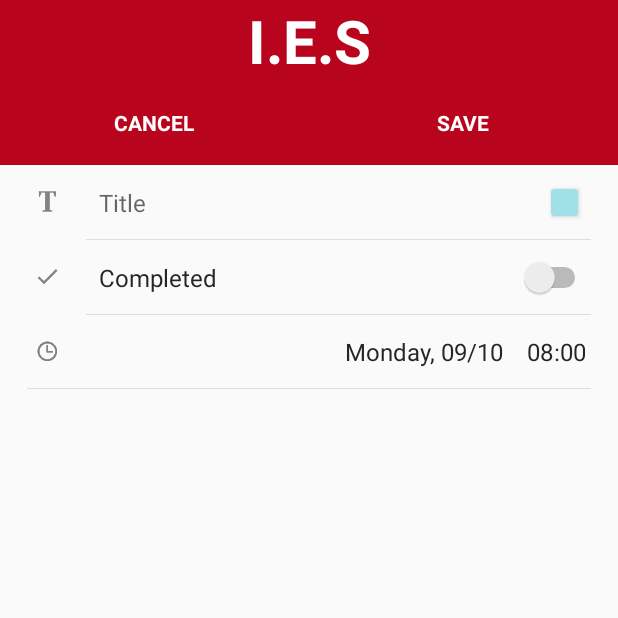
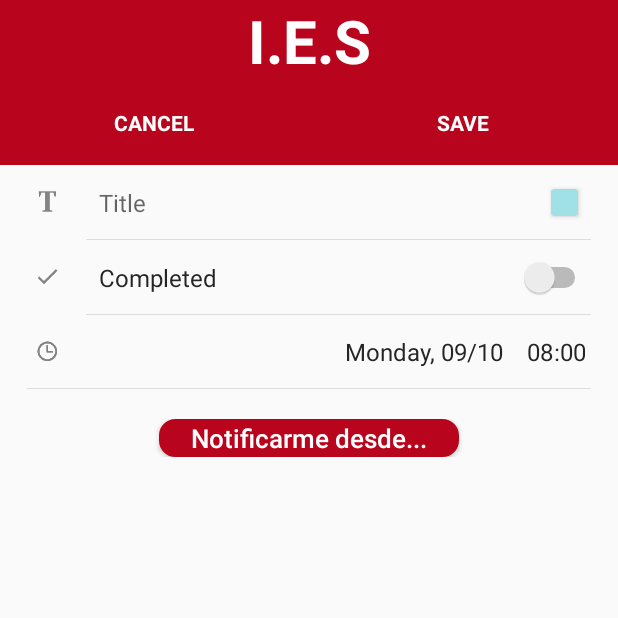
Before and after one commit to gonza613/CalendarioIES2, an Android app: the CreateEventActivity screen opened directly, with no data from a screen before it, on a phone screen of 412 x 824 dp, the top half of it. Run offline under Robolectric (Android 15) with nearby library versions, the phone set to English and light mode, and no system bars.

Commit message:
Tercer Commit (Boton Notificaciones)

```diff
--- /dev/null
+++ b/app/src/main/res/drawable/boton_redondo_rojo.xml
@@ -0,0 +1,9 @@
+<?xml version="1.0" encoding="utf-8"?>
+<shape xmlns:android="http://schemas.android.com/apk/res/android">
+
+    <solid android:color="@color/GrisMasClaro" />
+    <corners android:radius="10dp"/>
+    <solid android:color="@color/colorRojoIES"/>
+    <stroke android:width="2dp" android:color="@color/colorRojoIES"/>
+
+</shape>
--- a/app/src/main/res/layout-v21/activity_calendar_view_with_notes_sdk_21.xml
+++ b/app/src/main/res/layout-v21/activity_calendar_view_with_notes_sdk_21.xml
@@ -109,12 +109,12 @@
             android:layout_height="40dp"
             android:adjustViewBounds="true"
             android:background="@android:color/transparent"
+            android:importantForAccessibility="no"
             android:scaleType="fitXY"
             android:translationX="15dp"
             android:translationY="20dp"
             app:srcCompat="@drawable/icons8_campana_48"
-            tools:ignore="SpeakableTextPresentCheck"
-            android:importantForAccessibility="no" />
+            tools:ignore="SpeakableTextPresentCheck,TouchTargetSizeCheck" />
 
         <ImageButton
             android:id="@+id/imageButton"
--- a/app/src/main/res/layout/activity_create_event.xml
+++ b/app/src/main/res/layout/activity_create_event.xml
@@ -79,7 +79,8 @@
 
                     <ImageView
                         style="@style/createEventIconStyle"
-                        android:src="@drawable/ic_title"/>
+                        android:src="@drawable/ic_title"
+                        tools:ignore="ContentDescription" />
 
                     <LinearLayout
                         android:layout_width="match_parent"
@@ -192,9 +193,38 @@
                         tools:text="tuesday, 27/03   17:00" />
 
 
+
+
                 </LinearLayout>
 
                 <View style="@style/createEventSeparator" />
+
+                <LinearLayout
+                    android:layout_width="match_parent"
+                    android:layout_height="wrap_content"
+                    android:layout_gravity="center_vertical"
+                    android:gravity="center"
+                    android:orientation="horizontal"
+                    android:paddingStart="14dp"
+                    android:paddingEnd="14dp"
+                    android:paddingTop="20dp">
+
+
+
+                    <Button
+                        android:id="@+id/seleccionNotificacion"
+                        android:layout_width="200dp"
+                        android:layout_height="25dp"
+                        android:background="@drawable/boton_redondo_rojo"
+                        android:textColor="@color/white"
+                        android:gravity="center"
+                        android:text="Notificarme desde..."
+                        android:textAlignment="center"
+                        android:textAllCaps="false"
+                        android:textSize="17sp"
+                        tools:ignore="TouchTargetSizeCheck" />
+
+                </LinearLayout>
 
 
             </LinearLayout>
--- /dev/null
+++ b/app/src/main/res/menu/notification_menu.xml
@@ -0,0 +1,27 @@
+<menu xmlns:android="http://schemas.android.com/apk/res/android">
+    <item
+        android:id="@+id/one_day_before"
+        android:title="1 Dia antes" />
+    <item
+        android:id="@+id/two_days_before"
+        android:title="2 Dias antes" />
+    <item
+        android:id="@+id/three_days_before"
+        android:title="3 Dias antes" />
+    <item
+        android:id="@+id/four_days_before"
+        android:title="4 Dias antes" />
+    <item
+        android:id="@+id/five_days_before"
+        android:title="5 Dias antes" />
+    <item
+        android:id="@+id/six_days_before"
+        android:title="6 Dias antes" />
+    <item
+        android:id="@+id/seven_days_before"
+        android:title="7 Dias antes" />
+    <item
+        android:id="@+id/selected_days_before"
+        android:title="Seleccionar dias" />
+    <!-- Agrega más elementos de menú para las otras opciones aquí -->
+</menu>
```
Also changed, not shown: app/src/main/java/org/hugoandrade/calendarviewapp/CreateEventActivity.java (+58 -0 lines), app/src/main/res/drawable/boton_redondo.xml (added, +8 -0 lines).
